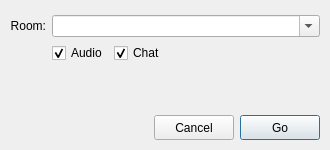
Qt form resources/conference_dialog.ui (AGProjects/blink-qt) before a commit.
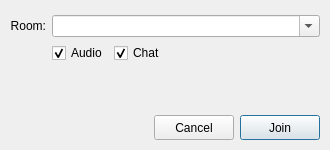
The same form after that commit.

```diff
--- a/resources/conference_dialog.ui
+++ b/resources/conference_dialog.ui
@@ -157,7 +157,7 @@
         </size>
        </property>
        <property name="text">
-        <string>Go</string>
+        <string>Join</string>
        </property>
       </widget>
      </item>
```
